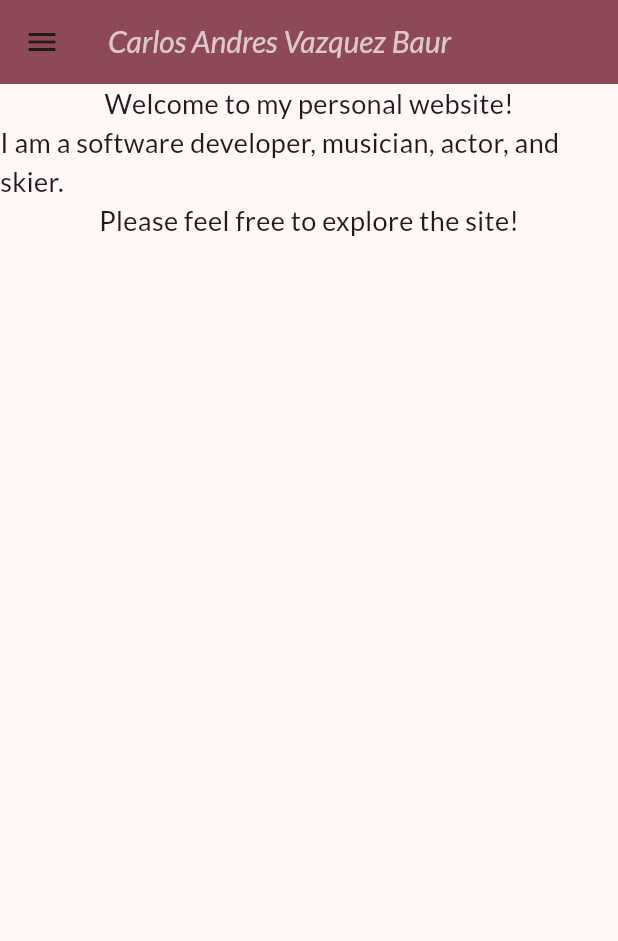
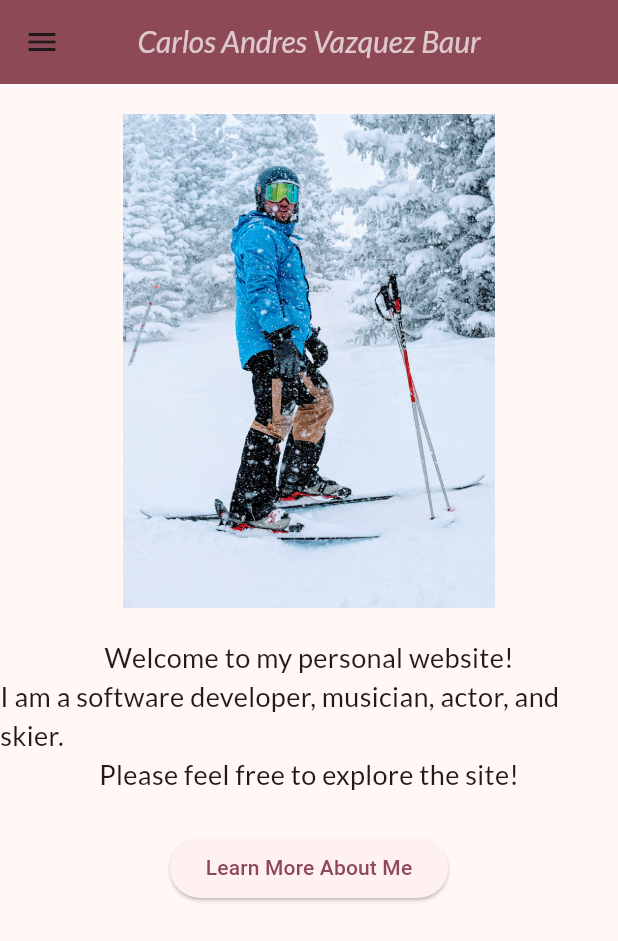
Before and after one commit to cvazquezbaur/PersonalWebsiteFlutter, a Flutter app: the screen it shows after launch, on a phone screen of 412 x 824 dp. Shown: the top 941 px of the screen. Run offline on Flutter 3.47's test engine with Material 3 defaults, Android fonts, the light colour scheme and no system bars; our stand-ins replace google_fonts; generated files the repository leaves out were written again.

Commit message:
Added a bit more to landing page. Next, we hook up view model for state management

```diff
--- a/lib/src/landing_page/landing_view.dart
+++ b/lib/src/landing_page/landing_view.dart
@@ -28,6 +28,7 @@ class LandingView extends StatelessWidget {
               fontFamily: 'Lato',
             ),
           ),
+          centerTitle: true,
         ),
         drawer: SafeArea(
           child: Drawer(
@@ -90,25 +91,60 @@ class LandingView extends StatelessWidget {
             ),
           ),
         ),
-        body: Center(
-          child: Column(
-            children: [
-              Text(
-                'Welcome to my personal website!',
-                style: bodyTextStyle,
-              ),
-              Text(
-                'I am a software developer, musician, actor, and skier.',
-                style: bodyTextStyle,
-              ),
-              Text(
-                'Please feel free to explore the site!',
-                style: bodyTextStyle,
-              ),
-            ],
-          ),
-        ),
+        body: LandingBody(),
       );
     });
   }
 }
+
+class LandingBody extends StatelessWidget {
+    const LandingBody({super.key});
+
+    @override
+    Widget build(BuildContext context) {
+      final screenWidth = MediaQuery.of(context).size.width;
+      final screenHeight = MediaQuery.of(context).size.height;
+
+      return Center(
+        child: Column(
+          children: [
+            SizedBox(height: 20),
+            Image.asset(
+              'assets/images/carlos_ski.jpg',
+              width: screenWidth * 0.8,
+              height: screenHeight * 0.4,
+            ),
+            SizedBox(height: 20),
+            Text(
+              'Welcome to my personal website!',
+              style: TextStyle(
+                fontSize: 18,
+                fontFamily: 'Lato',
+              ),
+            ),
+            Text(
+              'I am a software developer, musician, actor, and skier.',
+              style: TextStyle(
+                fontSize: 18,
+                fontFamily: 'Lato',
+              ),
+            ),
+            Text(
+              'Please feel free to explore the site!',
+              style: TextStyle(
+                fontSize: 18,
+                fontFamily: 'Lato',
+              ),
+            ),
+            SizedBox(height: 25),
+            ElevatedButton(
+              onPressed: () {
+
+              },
+              child: Text('Learn More About Me'),
+            ),
+          ],
+        ),
+      );
+    }
+  }
--- a/pubspec.yaml
+++ b/pubspec.yaml
@@ -36,3 +36,4 @@ flutter:
   assets:
     # Add assets from the images directory to the application.
     - assets/images/
+    - assets/images/carlos_ski.jpg
```
Also changed, not shown: assets/images/carlos_ski.jpg (added).
